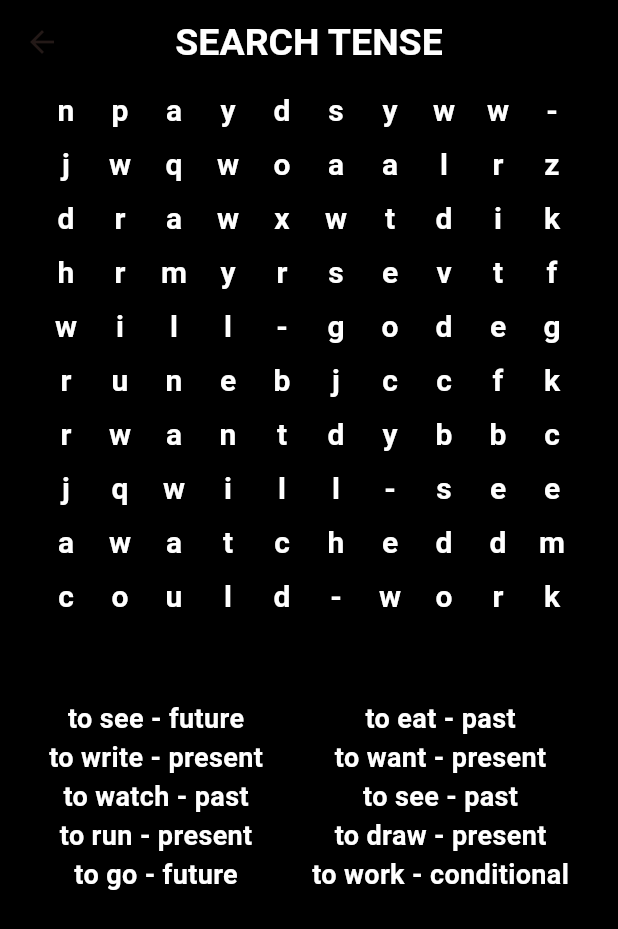
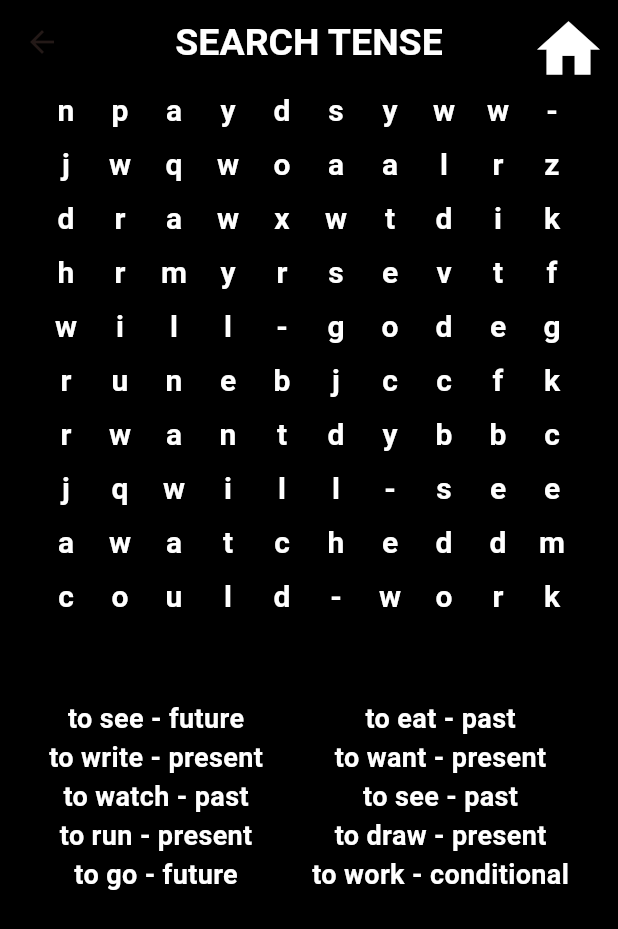
Before and after one commit to Ayan-create1/Mobile-App-Dev-FBLA, a Flutter app: the WordSearchGame screen opened directly, on a phone screen of 412 x 824 dp. Shown: the top 929 px of the screen. Run offline on Flutter 3.47's test engine with Material 3 defaults, Android fonts, the phone set to English and light mode, and no system bars.

Commit message:
Home button on word_search

```diff
--- a/grammar_game/lib/pages/word_search/ui_grid.dart
+++ b/grammar_game/lib/pages/word_search/ui_grid.dart
@@ -1,4 +1,5 @@
 import 'package:flutter/material.dart';
+import 'package:grammar_game/pages/home_page/home_page.dart';
 import 'word_grid.dart';
 import 'pop_up.dart';
 //import 'dart:async';
@@ -45,6 +46,22 @@
       backgroundColor: Colors.black,
       //Return the appbar with title center, title with special text, and background properties
       appBar: AppBar(
+        actions: [
+          IconButton(
+              icon: Icon(Icons.home),
+              color: Colors.white,
+              splashRadius: 50.0,
+              splashColor: Colors.blue,
+              iconSize: 50.0,
+              onPressed: () {
+                Navigator.push(
+                  context,
+                  MaterialPageRoute(
+                    builder: (context) => HomePage(),
+                  ),
+                );
+              })
+        ],
         //Will show title of screen and center that title
         centerTitle: true,
         title: Text(
```
